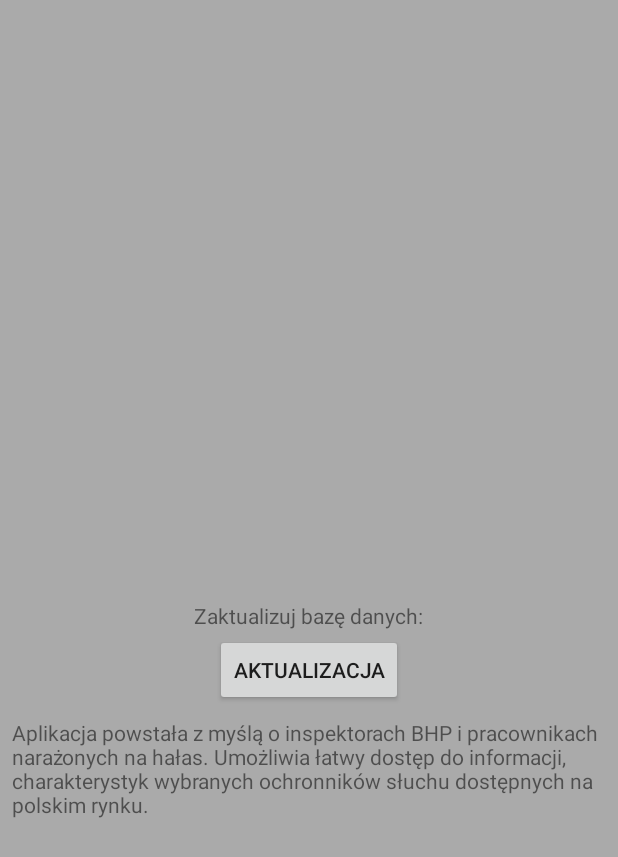
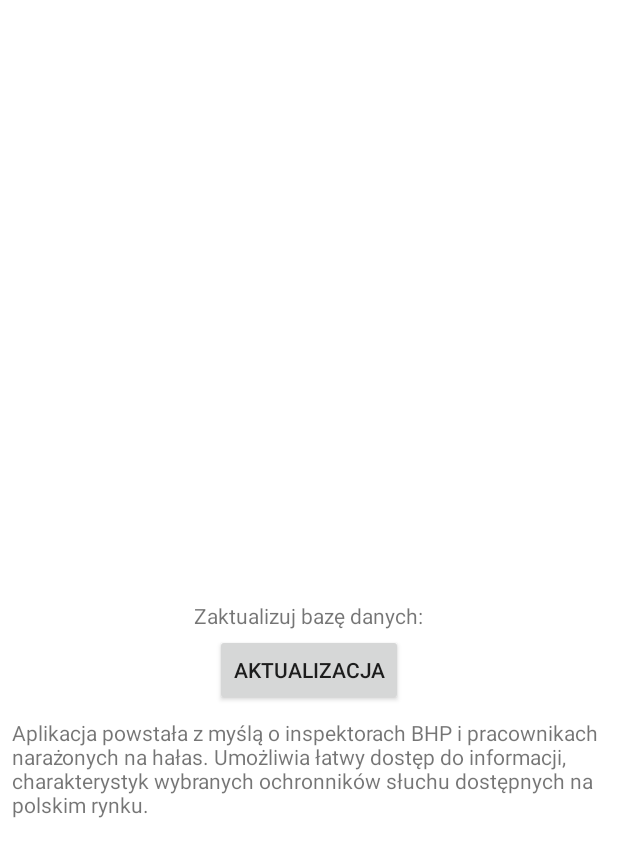
Before and after one commit to Baceg/Ochrona, an Android app: the layout fragment_info.xml on its own in the app's theme, with its tools: preview values and no code run, on a phone screen of 412 x 824 dp. Shown: the top 857 px of the screen. Run offline under Robolectric (Android 15) with nearby library versions, the phone set to English and light mode, and no system bars.

Commit message:
dodawanie toolbaru, przed migracją do androidx

```diff
--- a/app/src/main/java/com/example/ochronasuchu/MainActivity.java
+++ b/app/src/main/java/com/example/ochronasuchu/MainActivity.java
@@ -14,6 +14,8 @@
 import android.widget.Button;
 import android.widget.TextView;
 import android.widget.Toast;
+import android.widget.Toolbar;
+
 import java.io.BufferedReader;
 import java.io.InputStream;
 import java.io.InputStreamReader;
@@ -34,6 +36,9 @@
         super.onCreate(savedInstanceState);
         setContentView(R.layout.activity_main);
         BottomNavigationView navigation = (BottomNavigationView) findViewById(R.id.navigation);
+        //toolbar
+        Toolbar toolbar = findViewById(R.id.toolbar);
+        //setSupportActionBar(toolbar);
         navigation.setOnNavigationItemSelectedListener(naviListener);
         //żeby wyjść z białegóm gówna to wziąć
         getSupportFragmentManager().beginTransaction().replace(R.id.fragment_container,new BazaFragment()).commit();
--- a/app/src/main/res/layout/activity_main.xml
+++ b/app/src/main/res/layout/activity_main.xml
@@ -6,6 +6,10 @@
     android:layout_width="match_parent"
     android:layout_height="match_parent"
     tools:context=".MainActivity">
+
+    <include
+        android:id="@+id/toolbar"
+        layout="@layout/toolbar" />
 
     <FrameLayout
         android:id="@+id/fragment_container"
--- a/app/src/main/res/layout/fragment_info.xml
+++ b/app/src/main/res/layout/fragment_info.xml
@@ -2,7 +2,7 @@
 <RelativeLayout xmlns:android="http://schemas.android.com/apk/res/android"
     android:layout_width="match_parent"
     android:layout_height="match_parent"
-    android:background="@android:color/darker_gray">
+    android:background="@android:color/white">
 
 
     <TextView
--- a/app/src/main/res/layout/fragment_moje.xml
+++ b/app/src/main/res/layout/fragment_moje.xml
@@ -3,7 +3,6 @@
     android:layout_width="match_parent"
     android:layout_height="match_parent"
     android:background="@android:color/holo_blue_light">
-
 
         <android.support.v7.widget.RecyclerView
             android:id="@+id/recycler_view_moje"
@@ -12,4 +11,5 @@
             android:padding="4dp"
             android:scrollbars="vertical"
             android:background="@android:color/holo_blue_light"/>
+
 </RelativeLayout>
--- a/app/src/main/res/values/styles.xml
+++ b/app/src/main/res/values/styles.xml
@@ -1,7 +1,7 @@
 <resources>
 
     <!-- Base application theme. -->
-    <style name="AppTheme" parent="Theme.AppCompat.Light.DarkActionBar">
+    <style name="AppTheme" parent="Theme.AppCompat.Light.NoActionBar">
         <!-- Customize your theme here. -->
         <item name="colorPrimary">@color/colorPrimary</item>
         <item name="colorPrimaryDark">@color/colorPrimaryDark</item>
```
Also changed, not shown: app/src/main/res/layout/toolbar.xml (added, +8 -0 lines). Lines whose indentation alone changed are shown as unchanged.
